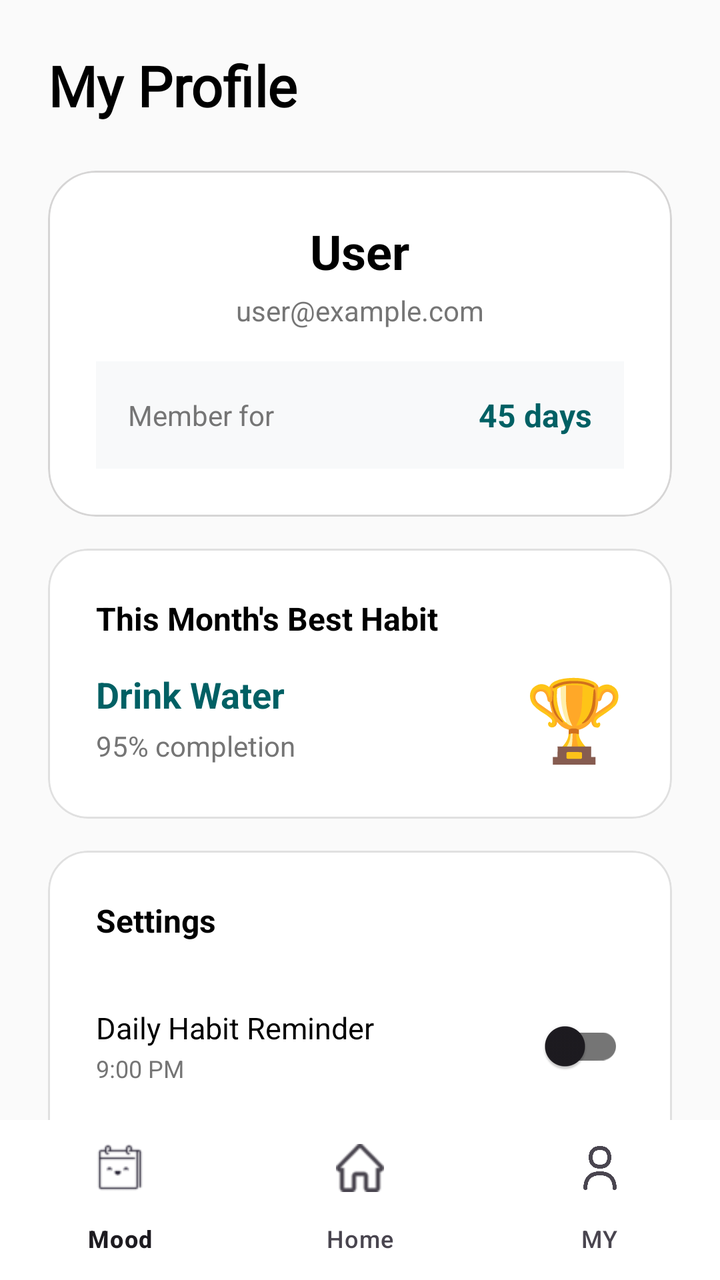
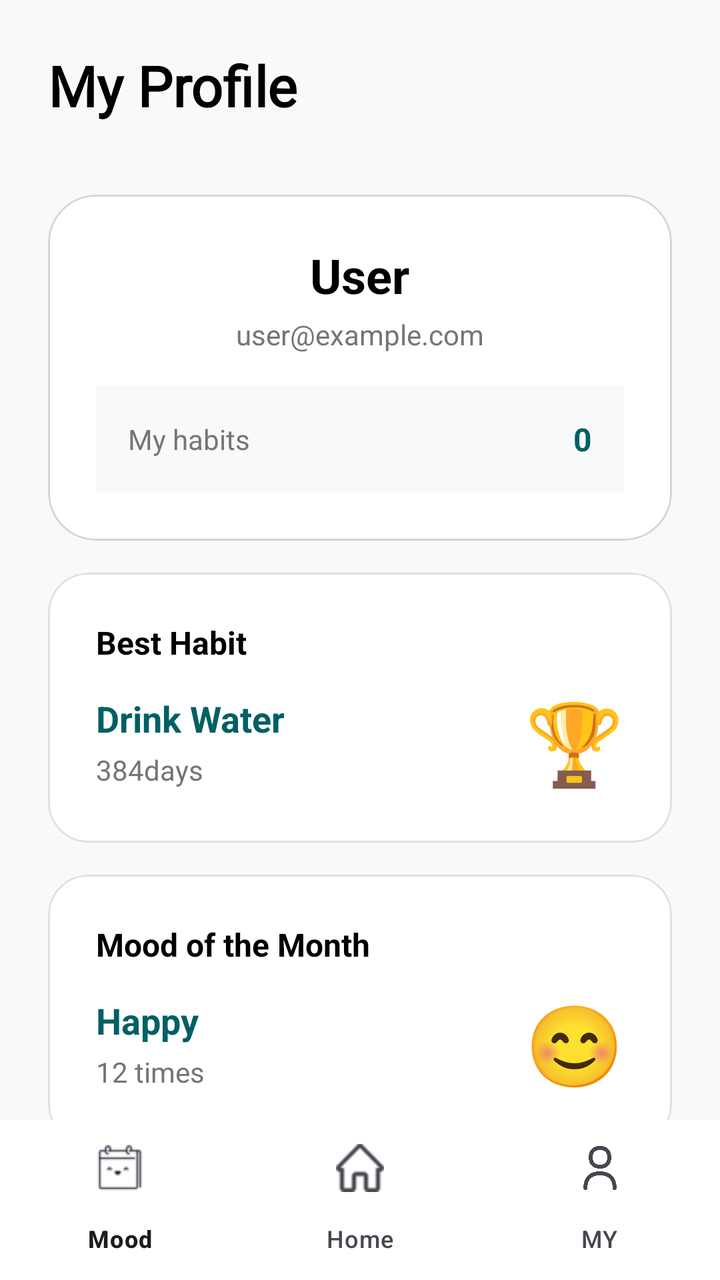

Before-and-after screenshots of an Android layout around one commit, followed by the original layout XML and the change that was made.
<!-- AndroidManifest.xml: application theme Theme.HabitMood -->
<!-- res/layout/activity_my_page.xml -->
<?xml version="1.0" encoding="utf-8"?>
<androidx.coordinatorlayout.widget.CoordinatorLayout xmlns:android="http://schemas.android.com/apk/res/android"
    xmlns:app="http://schemas.android.com/apk/res-auto"
    xmlns:tools="http://schemas.android.com/tools"
    android:id="@+id/main"
    android:layout_width="match_parent"
    android:layout_height="match_parent"
    android:background="@color/light_light_gray"
    tools:context=".MyPage">
    <androidx.core.widget.NestedScrollView
        android:layout_width="match_parent"
        android:layout_height="match_parent"
        android:clipToPadding="false"
        android:paddingBottom="100dp">

        <LinearLayout
            android:layout_width="match_parent"
            android:layout_height="wrap_content"
            android:orientation="vertical"
            android:padding="24dp">

            
            <TextView
                android:layout_width="wrap_content"
                android:layout_height="wrap_content"
                android:text="My Profile"
                android:textSize="28sp"
                android:textStyle="bold"
                android:textColor="@color/black"
                android:fontFamily="@font/comfortaa"
                android:layout_marginBottom="24dp"/>

            
            <com.google.android.material.card.MaterialCardView
                android:layout_width="match_parent"
                android:layout_height="wrap_content"
                app:cardCornerRadius="24dp"
                app:cardElevation="0dp"
                app:strokeColor="@color/light_gray"
                app:strokeWidth="1dp"
                android:backgroundTint="@color/white"
                android:layout_marginBottom="16dp">

                <LinearLayout
                    android:layout_width="match_parent"
                    android:layout_height="wrap_content"
                    android:orientation="vertical"
                    android:padding="24dp"
                    android:gravity="center">


                    
                    <TextView
                        android:id="@+id/tvUserName"
                        android:layout_width="wrap_content"
                        android:layout_height="wrap_content"
                        android:text="User"
                        android:textSize="24sp"
                        android:textStyle="bold"
                        android:textColor="@color/black"
                        android:layout_marginBottom="4dp"/>

                    
                    <TextView
                        android:id="@+id/tvUserEmail"
                        android:layout_width="wrap_content"
                        android:layout_height="wrap_content"
                        android:text="user@example.com"
                        android:textSize="14sp"
                        android:textColor="#757575"
                        android:layout_marginBottom="16dp"/>

                    
                    <LinearLayout
                        android:layout_width="match_parent"
                        android:layout_height="wrap_content"
                        android:orientation="horizontal"
                        android:background="#F8F9FA"
                        android:padding="16dp"
                        android:gravity="center_vertical">

                        <TextView
                            android:layout_width="0dp"
                            android:layout_height="wrap_content"
                            android:layout_weight="1"
                            android:text="Member for"
                            android:textSize="14sp"
                            android:textColor="@color/gray"/>

                        <TextView
                            android:id="@+id/tvMemberDays"
                            android:layout_width="wrap_content"
                            android:layout_height="wrap_content"
                            android:text="45 days"
                            android:textSize="16sp"
                            android:textStyle="bold"
                            android:textColor="@color/green"/>
                    </LinearLayout>
                </LinearLayout>
            </com.google.android.material.card.MaterialCardView>

            
            <com.google.android.material.card.MaterialCardView
                android:layout_width="match_parent"
                android:layout_height="wrap_content"
                app:cardCornerRadius="20dp"
                app:cardElevation="0dp"
                app:strokeColor="#E0E0E0"
                app:strokeWidth="1dp"
                android:backgroundTint="@color/white"
                android:layout_marginBottom="16dp">

                <LinearLayout
                    android:layout_width="match_parent"
                    android:layout_height="wrap_content"
                    android:orientation="vertical"
                    android:padding="24dp">

                    <TextView
                        android:layout_width="wrap_content"
                        android:layout_height="wrap_content"
                        android:text="This Month's Best Habit"
                        android:textSize="16sp"
                        android:textStyle="bold"
                        android:textColor="@color/black"
                        android:layout_marginBottom="12dp"/>

                    <LinearLayout
                        android:layout_width="match_parent"
                        android:layout_height="wrap_content"
                        android:orientation="horizontal"
                        android:gravity="center_vertical">

                        <LinearLayout
                            android:layout_width="0dp"
                            android:layout_height="wrap_content"
                            android:layout_weight="1"
                            android:orientation="vertical">

                            <TextView
                                android:id="@+id/tvBestHabitName"
                                android:layout_width="wrap_content"
                                android:layout_height="wrap_content"
                                android:text="Drink Water"
                                android:textSize="18sp"
                                android:textStyle="bold"
                                android:textColor="@color/green"
                                android:layout_marginBottom="4dp"/>

                            <TextView
                                android:id="@+id/tvBestHabitRate"
                                android:layout_width="wrap_content"
                                android:layout_height="wrap_content"
                                android:text="95% completion"
                                android:textSize="14sp"
                                android:textColor="@color/gray"/>
                        </LinearLayout>

                        <TextView
                            android:layout_width="wrap_content"
                            android:layout_height="wrap_content"
                            android:text="🏆"
                            android:textSize="40sp"/>
                    </LinearLayout>
                </LinearLayout>
            </com.google.android.material.card.MaterialCardView>
            
            <com.google.android.material.card.MaterialCardView
                android:layout_width="match_parent"
                android:layout_height="wrap_content"
                app:cardCornerRadius="20dp"
                app:cardElevation="0dp"
                app:strokeColor="#E0E0E0"
                app:strokeWidth="1dp"
                android:backgroundTint="@color/white"
                android:layout_marginBottom="16dp">

                <LinearLayout
                    android:layout_width="match_parent"
                    android:layout_height="wrap_content"
                    android:orientation="vertical"
                    android:padding="24dp">

                    <TextView
                        android:layout_width="wrap_content"
                        android:layout_height="wrap_content"
                        android:text="Settings"
                        android:textSize="16sp"
                        android:textStyle="bold"
                        android:textColor="@color/black"
                        android:layout_marginBottom="16dp"/>

                    
                    <LinearLayout
                        android:layout_width="match_parent"
                        android:layout_height="wrap_content"
                        android:orientation="horizontal"
                        android:gravity="center_vertical"
                        android:paddingVertical="12dp">

                        <LinearLayout
                            android:layout_width="0dp"
                            android:layout_height="wrap_content"
                            android:layout_weight="1"
                            android:orientation="vertical">

                            <TextView
                                android:layout_width="wrap_content"
                                android:layout_height="wrap_content"
                                android:text="Daily Habit Reminder"
                                android:textSize="15sp"
                                android:textColor="@color/black"
                                android:layout_marginBottom="2dp"/>

                            <TextView
                                android:id="@+id/tvReminderTime"
                                android:layout_width="wrap_content"
                                android:layout_height="wrap_content"
                                android:text="9:00 PM"
                                android:textSize="12sp"
                                android:textColor="@color/gray"/>
                        </LinearLayout>

                        <com.google.android.material.switchmaterial.SwitchMaterial
                            android:id="@+id/switchDailyReminder"
                            android:layout_width="wrap_content"
                            android:layout_height="wrap_content"
                            android:theme="@style/GreenSwitchTheme"/>
                    </LinearLayout>

                    
                    <com.google.android.material.button.MaterialButton
                        android:id="@+id/btnChangeTime"
                        android:layout_width="match_parent"
                        android:layout_height="wrap_content"
                        android:text="Change Reminder Time"
                        android:textSize="14sp"
                        android:textColor="@color/green"
                        android:backgroundTint="@color/white"
                        app:strokeColor="@color/green"
                        app:strokeWidth="1dp"
                        app:cornerRadius="12dp"
                        android:layout_marginBottom="16dp"
                        style="@style/Widget.MaterialComponents.Button.OutlinedButton"/>

                    
                    <View
                        android:layout_width="match_parent"
                        android:layout_height="1dp"
                        android:background="#E0E0E0"
                        android:layout_marginVertical="8dp"/>

                </LinearLayout>
            </com.google.android.material.card.MaterialCardView>

            
            <com.google.android.material.button.MaterialButton
                android:id="@+id/btnLogout"
                android:layout_width="match_parent"
                android:layout_height="56dp"
                android:text="Logout"
                android:textSize="16sp"
                android:textStyle="bold"
                android:textColor="@color/white"
                android:backgroundTint="#FF5252"
                app:cornerRadius="12dp"
                android:layout_marginTop="8dp"/>

        </LinearLayout>
    </androidx.core.widget.NestedScrollView>

    
    <com.google.android.material.bottomnavigation.BottomNavigationView
        android:id="@+id/bottomAppBar"
        android:layout_width="match_parent"
        android:layout_height="wrap_content"
        android:layout_gravity="bottom"
        app:backgroundTint="@color/white"
        app:elevation="8dp"
        app:menu="@menu/bottom_nav"/>

</androidx.coordinatorlayout.widget.CoordinatorLayout>
<!-- resources referenced by this layout -->
<resources>
  <color name="black">#FF000000</color>
  <color name="gray">#757575</color>
  <color name="green">#006064</color>
  <color name="light_gray">#D6D5D5</color>
  <color name="light_light_gray">#FAFAFA</color>
  <color name="white">#FFFFFFFF</color>
  <style name="GreenSwitchTheme" parent="Theme.Material3.DayNight.NoActionBar">
          <item name="colorPrimary">@color/green</item>
          <item name="colorSecondary">@color/green</item>
          <item name="colorPrimaryContainer">@color/green</item>
          <item name="colorOnPrimaryContainer">@color/white</item>
          <item name="colorOutline">#757575</item>
      </style>
  <style name="Theme.HabitMood" parent="Base.Theme.HabitMood" />
  <style name="Base.Theme.HabitMood" parent="Theme.Material3.Light.NoActionBar">
          <item name="colorPrimary">@color/green</item>
  
          <item name="colorPrimaryContainer">@color/green</item>
          <item name="colorOnPrimaryContainer">@color/white</item>
  
          <item name="colorSecondary">@color/green</item>
          <item name="colorOnSecondary">@color/white</item>
      </style>
</resources>

<!-- the commit's change to res/layout/activity_my_page.xml (unified diff, before → after) -->
@@ -1,5 +1,6 @@
 <?xml version="1.0" encoding="utf-8"?>
-<androidx.coordinatorlayout.widget.CoordinatorLayout xmlns:android="http://schemas.android.com/apk/res/android"
+<androidx.coordinatorlayout.widget.CoordinatorLayout
+    xmlns:android="http://schemas.android.com/apk/res/android"
     xmlns:app="http://schemas.android.com/apk/res-auto"
     xmlns:tools="http://schemas.android.com/tools"
     android:id="@+id/main"
@@ -7,11 +8,35 @@
     android:layout_height="match_parent"
     android:background="@color/light_light_gray"
     tools:context=".MyPage">
+
+    <com.google.android.material.appbar.AppBarLayout
+        android:layout_width="match_parent"
+        android:layout_height="wrap_content"
+        android:background="@color/light_light_gray"
+        app:liftOnScroll="false"
+        app:elevation="0dp">
+
+        <TextView
+            android:layout_width="match_parent"
+            android:layout_height="wrap_content"
+            android:text="My Profile"
+            android:textSize="28sp"
+            android:textStyle="bold"
+            android:textColor="@color/black"
+            android:fontFamily="@font/comfortaa"
+            android:layout_gravity="center_horizontal"
+            android:paddingHorizontal="24dp"
+            android:paddingTop="24dp"
+            android:paddingBottom="12dp"/>
+
+    </com.google.android.material.appbar.AppBarLayout>
+
     <androidx.core.widget.NestedScrollView
         android:layout_width="match_parent"
         android:layout_height="match_parent"
         android:clipToPadding="false"
-        android:paddingBottom="100dp">
+        android:paddingBottom="100dp"
+        app:layout_behavior="@string/appbar_scrolling_view_behavior">
 
         <LinearLayout
             android:layout_width="match_parent"
@@ -19,18 +44,6 @@
             android:orientation="vertical"
             android:padding="24dp">
 
-            
-            <TextView
-                android:layout_width="wrap_content"
-                android:layout_height="wrap_content"
-                android:text="My Profile"
-                android:textSize="28sp"
-                android:textStyle="bold"
-                android:textColor="@color/black"
-                android:fontFamily="@font/comfortaa"
-                android:layout_marginBottom="24dp"/>
-
-            
             <com.google.android.material.card.MaterialCardView
                 android:layout_width="match_parent"
                 android:layout_height="wrap_content"
@@ -48,8 +61,6 @@
                     android:padding="24dp"
                     android:gravity="center">
 
-
-                    
                     <TextView
                         android:id="@+id/tvUserName"
                         android:layout_width="wrap_content"
@@ -60,7 +71,6 @@
                         android:textColor="@color/black"
                         android:layout_marginBottom="4dp"/>
 
-                    
                     <TextView
                         android:id="@+id/tvUserEmail"
                         android:layout_width="wrap_content"
@@ -70,12 +80,11 @@
                         android:textColor="#757575"
                         android:layout_marginBottom="16dp"/>
 
-                    
                     <LinearLayout
                         android:layout_width="match_parent"
                         android:layout_height="wrap_content"
                         android:orientation="horizontal"
-                        android:background="#F8F9FA"
+                        android:background="@color/light_light_gray"
                         android:padding="16dp"
                         android:gravity="center_vertical">
 
@@ -83,15 +92,15 @@
                             android:layout_width="0dp"
                             android:layout_height="wrap_content"
                             android:layout_weight="1"
-                            android:text="Member for"
+                            android:text="My habits "
                             android:textSize="14sp"
                             android:textColor="@color/gray"/>
 
                         <TextView
-                            android:id="@+id/tvMemberDays"
+                            android:id="@+id/tvTotalHabits"
                             android:layout_width="wrap_content"
                             android:layout_height="wrap_content"
-                            android:text="45 days"
+                            android:text="0"
                             android:textSize="16sp"
                             android:textStyle="bold"
                             android:textColor="@color/green"/>
@@ -99,7 +108,6 @@
                 </LinearLayout>
             </com.google.android.material.card.MaterialCardView>
 
-            
             <com.google.android.material.card.MaterialCardView
                 android:layout_width="match_parent"
                 android:layout_height="wrap_content"
@@ -119,7 +127,7 @@
                     <TextView
                         android:layout_width="wrap_content"
                         android:layout_height="wrap_content"
-                        android:text="This Month's Best Habit"
+                        android:text="Best Habit"
                         android:textSize="16sp"
                         android:textStyle="bold"
                         android:textColor="@color/black"
@@ -151,7 +159,7 @@
                                 android:id="@+id/tvBestHabitRate"
                                 android:layout_width="wrap_content"
                                 android:layout_height="wrap_content"
-                                android:text="95% completion"
+                                android:text="384days"
                                 android:textSize="14sp"
                                 android:textColor="@color/gray"/>
                         </LinearLayout>
@@ -164,7 +172,7 @@
                     </LinearLayout>
                 </LinearLayout>
             </com.google.android.material.card.MaterialCardView>
-            
+
             <com.google.android.material.card.MaterialCardView
                 android:layout_width="match_parent"
                 android:layout_height="wrap_content"
@@ -184,13 +192,78 @@
                     <TextView
                         android:layout_width="wrap_content"
                         android:layout_height="wrap_content"
+                        android:text="Mood of the Month"
+                        android:textSize="16sp"
+                        android:textStyle="bold"
+                        android:textColor="@color/black"
+                        android:layout_marginBottom="12dp"/>
+
+                    <LinearLayout
+                        android:layout_width="match_parent"
+                        android:layout_height="wrap_content"
+                        android:orientation="horizontal"
+                        android:gravity="center_vertical">
+
+                        <LinearLayout
+                            android:layout_width="0dp"
+                            android:layout_height="wrap_content"
+                            android:layout_weight="1"
+                            android:orientation="vertical">
+
+                            <TextView
+                                android:id="@+id/tvTopMoodName"
+                                android:layout_width="wrap_content"
+                                android:layout_height="wrap_content"
+                                android:text="Happy"
+                                android:textSize="18sp"
+                                android:textStyle="bold"
+                                android:textColor="@color/green"
+                                android:layout_marginBottom="4dp"/>
+
+                            <TextView
+                                android:id="@+id/tvTopMoodCount"
+                                android:layout_width="wrap_content"
+                                android:layout_height="wrap_content"
+                                android:text="12 times"
+                                android:textSize="14sp"
+                                android:textColor="@color/gray"/>
+                        </LinearLayout>
+
+                        <TextView
+                            android:id="@+id/tvTopMoodEmoji"
+                            android:layout_width="wrap_content"
+                            android:layout_height="wrap_content"
+                            android:text="😊"
+                            android:textSize="40sp"/>
+                    </LinearLayout>
+                </LinearLayout>
+            </com.google.android.material.card.MaterialCardView>
+
+            <com.google.android.material.card.MaterialCardView
+                android:layout_width="match_parent"
+                android:layout_height="wrap_content"
+                app:cardCornerRadius="20dp"
+                app:cardElevation="0dp"
+                app:strokeColor="#E0E0E0"
+                app:strokeWidth="1dp"
+                android:backgroundTint="@color/white"
+                android:layout_marginBottom="16dp">
+
+                <LinearLayout
+                    android:layout_width="match_parent"
+                    android:layout_height="wrap_content"
+                    android:orientation="vertical"
+                    android:padding="24dp">
+
+                    <TextView
+                        android:layout_width="wrap_content"
+                        android:layout_height="wrap_content"
                         android:text="Settings"
                         android:textSize="16sp"
                         android:textStyle="bold"
                         android:textColor="@color/black"
                         android:layout_marginBottom="16dp"/>
 
-                    
                     <LinearLayout
                         android:layout_width="match_parent"
                         android:layout_height="wrap_content"
@@ -228,7 +301,6 @@
                             android:theme="@style/GreenSwitchTheme"/>
                     </LinearLayout>
 
-                    
                     <com.google.android.material.button.MaterialButton
                         android:id="@+id/btnChangeTime"
                         android:layout_width="match_parent"
@@ -243,7 +315,6 @@
                         android:layout_marginBottom="16dp"
                         style="@style/Widget.MaterialComponents.Button.OutlinedButton"/>
 
-                    
                     <View
                         android:layout_width="match_parent"
                         android:layout_height="1dp"
@@ -253,7 +324,6 @@
                 </LinearLayout>
             </com.google.android.material.card.MaterialCardView>
 
-            
             <com.google.android.material.button.MaterialButton
                 android:id="@+id/btnLogout"
                 android:layout_width="match_parent"
@@ -269,7 +339,6 @@
         </LinearLayout>
     </androidx.core.widget.NestedScrollView>
 
-    
     <com.google.android.material.bottomnavigation.BottomNavigationView
         android:id="@+id/bottomAppBar"
         android:layout_width="match_parent"
<!-- resource entries referenced after the edit -->
@@ -4,7 +4,7 @@
   <color name="gray">#757575</color>
   <color name="green">#006064</color>
   <color name="light_gray">#D6D5D5</color>
-  <color name="light_light_gray">#FAFAFA</color>
+  <color name="light_light_gray">#F8F9FA</color>
   <color name="white">#FFFFFFFF</color>
   <style name="GreenSwitchTheme" parent="Theme.Material3.DayNight.NoActionBar">
           <item name="colorPrimary">@color/green</item>
